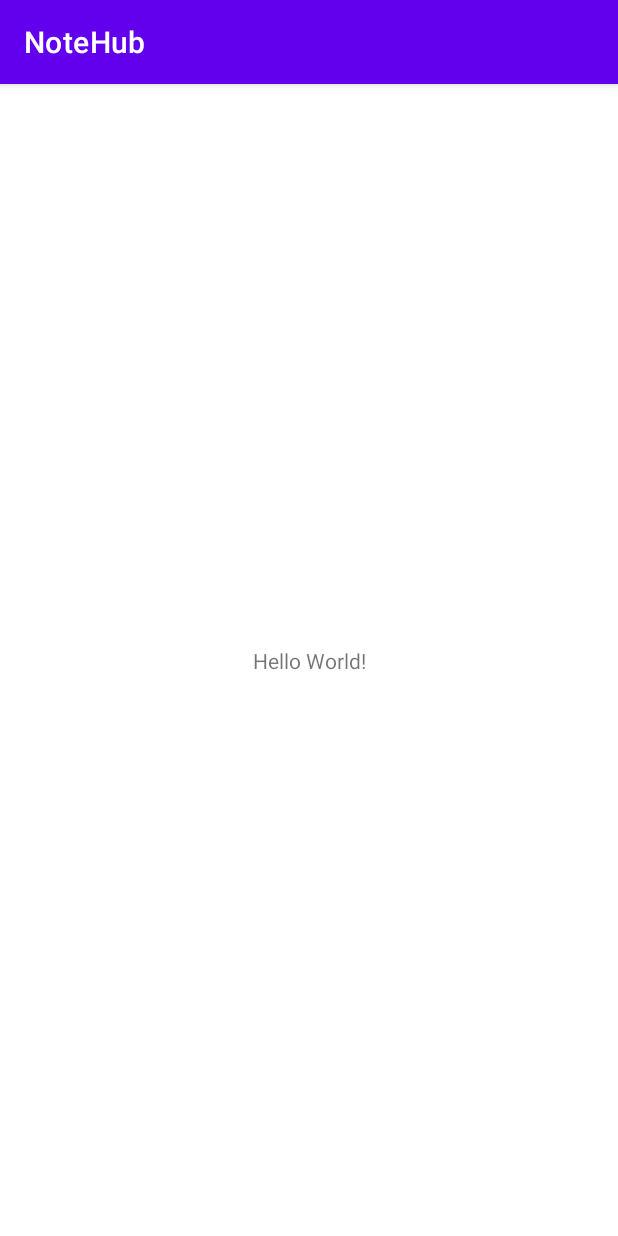
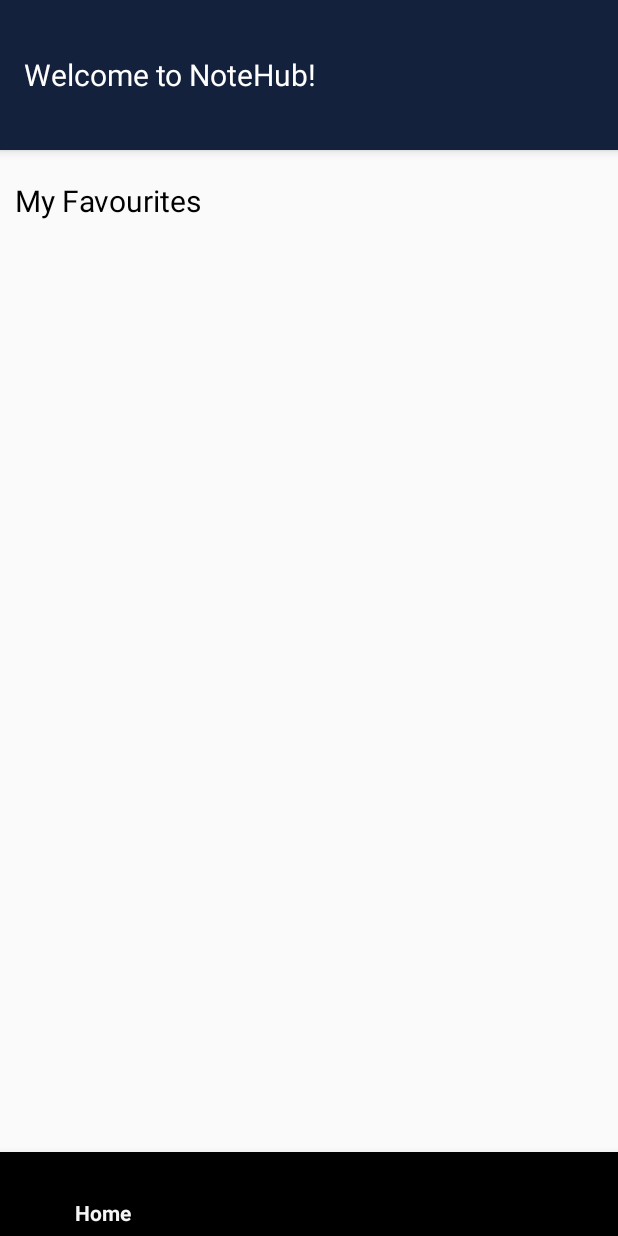
Before and after one commit to AndreaGon/NoteHub, an Android app: the screen it shows after launch (MainActivity), on a phone screen of 412 x 824 dp. Run offline under Robolectric (Android 15) with nearby library versions, the phone set to English and light mode, and no system bars.

Commit message:
Init home page

```diff
--- a/app/build.gradle
+++ b/app/build.gradle
@@ -25,6 +25,9 @@ android {
         sourceCompatibility JavaVersion.VERSION_1_8
         targetCompatibility JavaVersion.VERSION_1_8
     }
+    viewBinding {
+        enabled = true
+    }
 }
 
 dependencies {
--- a/app/src/main/AndroidManifest.xml
+++ b/app/src/main/AndroidManifest.xml
@@ -11,7 +11,7 @@
         android:label="@string/app_name"
         android:roundIcon="@mipmap/ic_launcher_round"
         android:supportsRtl="true"
-        android:theme="@style/Theme.NoteHub"
+        android:theme="@style/Theme.AppCompat.Light.NoActionBar"
         tools:targetApi="31">
         <activity
             android:name=".MainActivity"
--- /dev/null
+++ b/app/src/main/java/com/example/notehub/HomeActivity.java
@@ -0,0 +1,4 @@
+package com.example.notehub;
+
+public class HomeActivity {
+}
--- a/app/src/main/res/layout/activity_main.xml
+++ b/app/src/main/res/layout/activity_main.xml
@@ -1,18 +1,66 @@
 <?xml version="1.0" encoding="utf-8"?>
-<androidx.constraintlayout.widget.ConstraintLayout xmlns:android="http://schemas.android.com/apk/res/android"
+<RelativeLayout xmlns:android="http://schemas.android.com/apk/res/android"
     xmlns:app="http://schemas.android.com/apk/res-auto"
     xmlns:tools="http://schemas.android.com/tools"
     android:layout_width="match_parent"
     android:layout_height="match_parent"
-    tools:context=".MainActivity">
+    tools:context=".MainActivity" >
+
+    <com.google.android.material.appbar.AppBarLayout
+        app:layout_constraintStart_toStartOf="parent"
+        app:layout_constraintTop_toTopOf="parent"
+        app:layout_constraintEnd_toEndOf="parent"
+        android:layout_width="match_parent"
+        android:layout_height="wrap_content"
+        android:id="@+id/toolbarWrapper">
+
+        <androidx.appcompat.widget.Toolbar
+            android:id="@+id/toolbar"
+            android:layout_width="match_parent"
+            android:layout_height="100dp"
+            android:background="@color/dark_blue"
+            android:minHeight="?attr/actionBarSize">
+
+
+            <TextView
+                android:id="@+id/welcomeText"
+                android:layout_width="wrap_content"
+                android:layout_height="wrap_content"
+                android:text="@string/welcome_text"
+                android:textColor="@color/white"
+                android:textSize="20dp" />
+
+
+        </androidx.appcompat.widget.Toolbar>
+
+    </com.google.android.material.appbar.AppBarLayout>
 
     <TextView
+        android:id="@+id/myFavouritesTitle"
         android:layout_width="wrap_content"
         android:layout_height="wrap_content"
-        android:text="Hello World!"
-        app:layout_constraintBottom_toBottomOf="parent"
-        app:layout_constraintEnd_toEndOf="parent"
-        app:layout_constraintStart_toStartOf="parent"
-        app:layout_constraintTop_toTopOf="parent" />
+        android:text="@string/home_favourites"
+        android:layout_below="@id/toolbarWrapper"
+        android:textColor="@color/black"
+        android:textSize="20dp"
+        android:textFontWeight="800"
+        android:layout_marginLeft="10dp"
+        android:layout_marginTop="20dp"/>
 
-</androidx.constraintlayout.widget.ConstraintLayout>
+    <androidx.recyclerview.widget.RecyclerView
+        android:layout_width="match_parent"
+        android:layout_height="match_parent"
+        android:layout_below="@id/myFavouritesTitle">
+
+    </androidx.recyclerview.widget.RecyclerView>
+
+    <com.google.android.material.bottomnavigation.BottomNavigationView
+        android:id="@+id/bottonnav"
+        android:layout_width="match_parent"
+        android:layout_height="wrap_content"
+        android:layout_alignParentBottom="true"
+
+        app:menu="@menu/navigation"></com.google.android.material.bottomnavigation.BottomNavigationView>
+
+
+</RelativeLayout>
--- /dev/null
+++ b/app/src/main/res/menu/navigation.xml
@@ -0,0 +1,12 @@
+<?xml version="1.0" encoding="utf-8"?>
+<menu xmlns:android="http://schemas.android.com/apk/res/android">
+    <item
+        android:title="Home"
+        android:id="@+id/home"/>
+    <item
+        android:title="Explore"
+        android:id="@+id/explore"/>
+    <item
+        android:title="Profile"
+        android:id="@+id/profile"/>
+</menu>
--- a/app/src/main/res/values/colors.xml
+++ b/app/src/main/res/values/colors.xml
@@ -7,4 +7,7 @@
     <color name="teal_700">#FF018786</color>
     <color name="black">#FF000000</color>
     <color name="white">#FFFFFFFF</color>
+
+    <color name="light_grey">#E5E5E5</color>
+    <color name="dark_blue">#14213D</color>
 </resources>
--- a/app/src/main/res/values/strings.xml
+++ b/app/src/main/res/values/strings.xml
@@ -1,3 +1,5 @@
 <resources>
     <string name="app_name">NoteHub</string>
+    <string name="home_favourites">My Favourites</string>
+    <string name="welcome_text">Welcome to NoteHub!</string>
 </resources>
```
Also changed, not shown: app/src/main/java/com/example/notehub/model/Notes.java (added, +58 -0 lines), app/src/main/java/com/example/notehub/model/User.java (added, +51 -0 lines).
